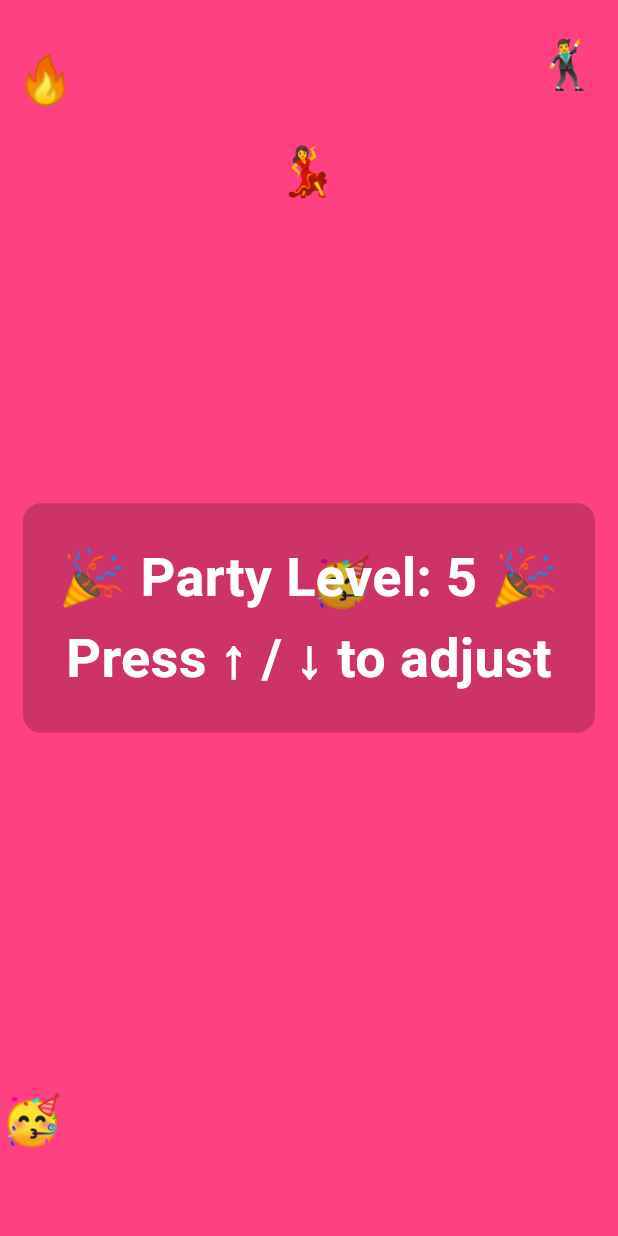
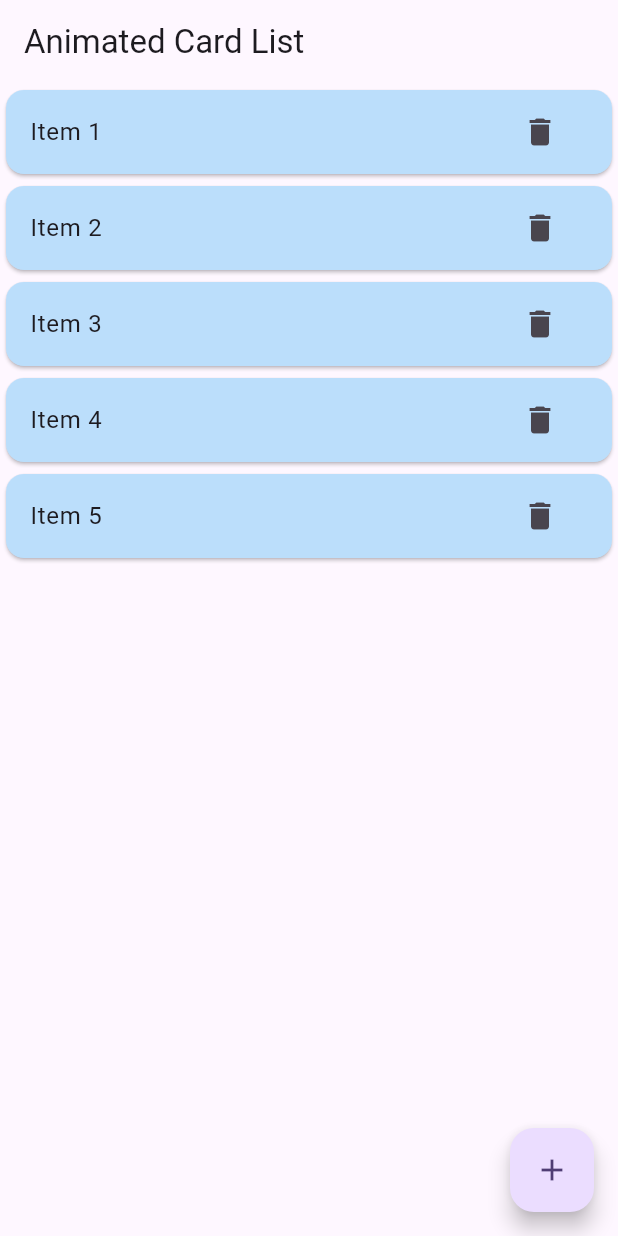
Before and after one commit to devOmedia/flutter_tricks, a Flutter app: the screen it shows after launch, on a phone screen of 412 x 824 dp. Run offline on Flutter 3.47's test engine with Material 3 defaults, Android fonts, the phone set to English and light mode, and no system bars.

Commit message:
ADDED animated_list_with delete_animations

```diff
--- /dev/null
+++ b/lib/animations/animated_list.dart
@@ -0,0 +1,66 @@
+import 'package:flutter/material.dart';
+
+class AnimatedCardList extends StatefulWidget {
+  const AnimatedCardList({super.key});
+
+  @override
+  State<AnimatedCardList> createState() => _AnimatedCardListState();
+}
+
+class _AnimatedCardListState extends State<AnimatedCardList> {
+  final GlobalKey<AnimatedListState> _listKey = GlobalKey();
+  final List<String> _items = List.generate(5, (index) => 'Item ${index + 1}');
+
+  void _removeItem(int index) {
+    final removedItem = _items[index];
+    _items.removeAt(index);
+    _listKey.currentState?.removeItem(index, (context, animation) {
+      return _buildItem(removedItem, animation, index, isRemoving: true);
+    }, duration: const Duration(milliseconds: 600));
+  }
+
+  Widget _buildItem(
+    String item,
+    Animation<double> animation,
+    int index, {
+    bool isRemoving = false,
+  }) {
+    return SizeTransition(
+      sizeFactor: animation,
+      child: Card(
+        color: isRemoving ? Colors.red.shade100 : Colors.blue.shade100,
+        child: ListTile(
+          title: Text(item),
+          trailing: IconButton(
+            icon: const Icon(Icons.delete),
+            onPressed: () => _removeItem(index),
+          ),
+        ),
+      ),
+    );
+  }
+
+  void _addItem() {
+    final newIndex = _items.length;
+    _items.add('Item ${newIndex + 1}');
+    _listKey.currentState?.insertItem(newIndex);
+  }
+
+  @override
+  Widget build(BuildContext context) {
+    return Scaffold(
+      appBar: AppBar(title: const Text('Animated Card List')),
+      body: AnimatedList(
+        key: _listKey,
+        initialItemCount: _items.length,
+        itemBuilder: (context, index, animation) {
+          return _buildItem(_items[index], animation, index);
+        },
+      ),
+      floatingActionButton: FloatingActionButton(
+        onPressed: _addItem,
+        child: const Icon(Icons.add),
+      ),
+    );
+  }
+}
--- a/lib/main.dart
+++ b/lib/main.dart
@@ -1,6 +1,6 @@
 import 'package:flutter/material.dart';
 
-import 'animations/animations_with_shortcuts.dart';
+import 'animations/animated_list.dart';
 
 void main() {
   runApp(const MyApp());
@@ -32,7 +32,7 @@
         // tested with just a hot reload.
         colorScheme: ColorScheme.fromSeed(seedColor: Colors.deepPurple),
       ),
-      home: const PartyShortcutsApp(),
+      home: const AnimatedCardList(),
     );
   }
 }
```
